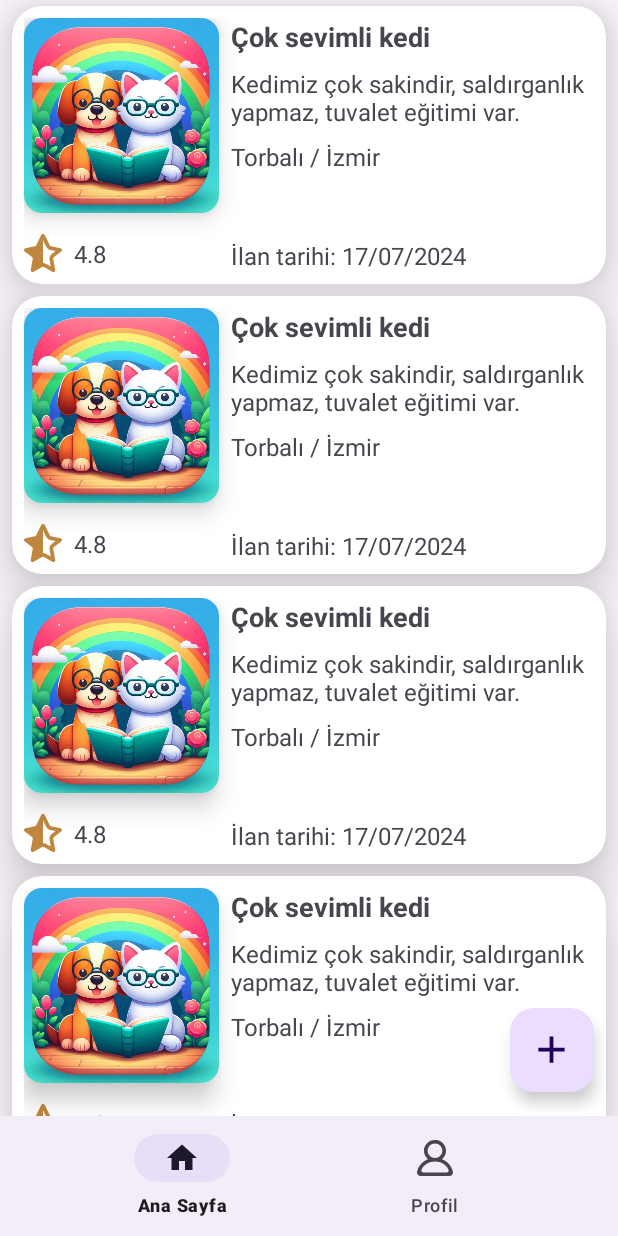
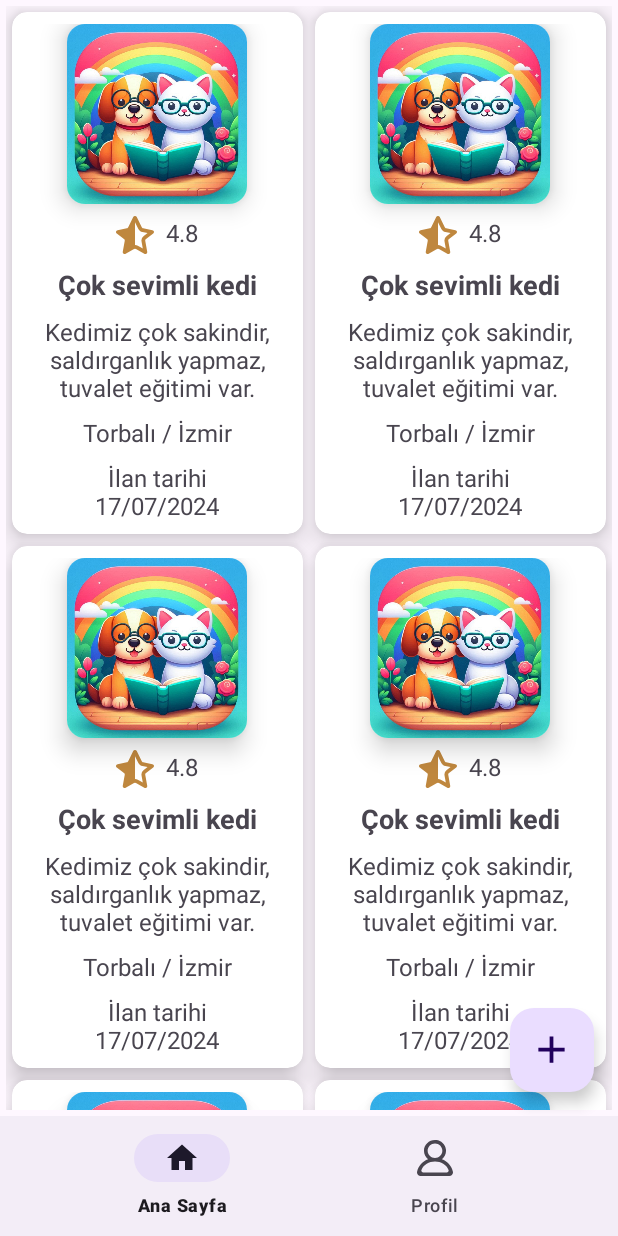
Before and after one commit to izmirsoftware/PetsMatch, an Android app: the screen it shows after launch (MainActivity), on a phone screen of 412 x 824 dp. Run offline under Robolectric (Android 15) with nearby library versions, the phone set to English and light mode, and no system bars; our stand-ins replace Dagger/Hilt's generated code, navigation-ui; pictures from the network do not load.

Commit message:
ana sayfa card görünümü düzenlendi

```diff
--- a/app/src/main/java/com/izmirsoftware/petsmatch/adapter/AdapterPetCard.kt
+++ b/app/src/main/java/com/izmirsoftware/petsmatch/adapter/AdapterPetCard.kt
@@ -63,7 +63,7 @@ class AdapterPetCard : RecyclerView.Adapter<AdapterPetCard.ViewHolder>() {
 
             petCardModel.petPost?.date?.let {
                 textDate.text = buildString {
-                    append("İlan tarihi: ")
+                    append("İlan tarihi\n")
                     append(SimpleDateFormat(
                         "dd/MM/yyyy",
                         Locale.getDefault()
--- a/app/src/main/res/layout/card_pet_item.xml
+++ b/app/src/main/res/layout/card_pet_item.xml
@@ -3,54 +3,80 @@
     xmlns:app="http://schemas.android.com/apk/res-auto"
     xmlns:tools="http://schemas.android.com/tools"
     android:layout_width="match_parent"
-    android:layout_height="185dp"
-    android:layout_marginHorizontal="8dp"
+    android:layout_height="wrap_content"
+    android:layout_marginHorizontal="4dp"
     android:layout_marginVertical="4dp"
-    app:cardCornerRadius="20dp"
-    app:cardElevation="20dp">
+    app:cardCornerRadius="10dp"
+    app:cardElevation="10dp">
 
-    <androidx.constraintlayout.widget.ConstraintLayout
+    <LinearLayout
         android:layout_width="match_parent"
         android:layout_height="match_parent"
+        android:gravity="center_horizontal"
+        android:orientation="vertical"
         android:padding="8dp">
 
         <androidx.cardview.widget.CardView
             android:id="@+id/cardPetPost"
-            android:layout_width="130dp"
-            android:layout_height="130dp"
+            android:layout_width="120dp"
+            android:layout_height="120dp"
             app:cardCornerRadius="12dp"
-            app:cardElevation="10dp"
-            app:layout_constraintStart_toStartOf="parent"
-            app:layout_constraintTop_toTopOf="parent">
+            app:cardElevation="10dp">
 
             <androidx.appcompat.widget.AppCompatImageView
                 android:id="@+id/imagePetProfile"
                 android:layout_width="match_parent"
                 android:layout_height="match_parent"
-                android:src="@drawable/placeholder"
-                app:layout_constraintStart_toStartOf="parent"
-                app:layout_constraintTop_toTopOf="parent" />
+                android:src="@drawable/placeholder" />
         </androidx.cardview.widget.CardView>
+
+        <LinearLayout
+            android:layout_width="wrap_content"
+            android:layout_height="wrap_content"
+            android:layout_marginTop="8dp"
+            android:orientation="horizontal">
+
+            <androidx.appcompat.widget.AppCompatImageView
+                android:id="@+id/imageRating"
+                android:layout_width="25dp"
+                android:layout_height="25dp"
+                android:src="@drawable/rating_star_half"
+                app:layout_constraintBottom_toBottomOf="parent"
+                app:layout_constraintStart_toStartOf="parent" />
+
+            <TextView
+                android:id="@+id/textRating"
+                android:layout_width="wrap_content"
+                android:layout_height="wrap_content"
+                android:layout_marginStart="8dp"
+                android:gravity="center_horizontal"
+                android:textSize="16sp"
+                app:layout_constraintBottom_toBottomOf="@id/imageRating"
+                app:layout_constraintStart_toEndOf="@id/imageRating"
+                app:layout_constraintTop_toTopOf="@id/imageRating"
+                tools:text="4.5" />
+        </LinearLayout>
 
         <TextView
             android:id="@+id/textTitle"
-            android:layout_width="0dp"
+            android:layout_width="wrap_content"
             android:layout_height="wrap_content"
-            android:layout_marginStart="8dp"
+            android:layout_marginTop="8dp"
+            android:gravity="center_horizontal"
             android:maxLines="2"
             android:textSize="18sp"
             android:textStyle="bold"
             app:layout_constraintEnd_toEndOf="parent"
-            app:layout_constraintStart_toEndOf="@id/cardPetPost"
-            app:layout_constraintTop_toTopOf="@id/cardPetPost"
+            app:layout_constraintStart_toStartOf="parent"
+            app:layout_constraintTop_toBottomOf="@id/cardPetPost"
             tools:text="İlan başlığı\n2" />
 
         <TextView
             android:id="@+id/textDescription"
-            android:layout_width="0dp"
+            android:layout_width="wrap_content"
             android:layout_height="wrap_content"
-            android:layout_marginStart="8dp"
             android:layout_marginTop="8dp"
+            android:gravity="center_horizontal"
             android:maxLines="3"
             android:textSize="16sp"
             app:layout_constraintEnd_toEndOf="parent"
@@ -60,10 +86,10 @@
 
         <TextView
             android:id="@+id/textLocation"
-            android:layout_width="0dp"
+            android:layout_width="wrap_content"
             android:layout_height="wrap_content"
-            android:layout_marginStart="8dp"
             android:layout_marginTop="8dp"
+            android:gravity="center_horizontal"
             android:maxLines="1"
             android:textSize="16sp"
             app:layout_constraintEnd_toEndOf="parent"
@@ -71,34 +97,16 @@
             app:layout_constraintTop_toBottomOf="@id/textDescription"
             tools:text="Torbalı / İzmir" />
 
-        <androidx.appcompat.widget.AppCompatImageView
-            android:id="@+id/imageRating"
-            android:layout_width="25dp"
-            android:layout_height="25dp"
-            android:src="@drawable/rating_star_half"
-            app:layout_constraintBottom_toBottomOf="parent"
-            app:layout_constraintStart_toStartOf="parent" />
-
         <TextView
-            android:id="@+id/textRating"
+            android:id="@+id/textDate"
             android:layout_width="wrap_content"
             android:layout_height="wrap_content"
-            android:layout_marginStart="8dp"
+            android:layout_marginTop="8dp"
+            android:gravity="center_horizontal"
             android:textSize="16sp"
-            app:layout_constraintBottom_toBottomOf="@id/imageRating"
-            app:layout_constraintStart_toEndOf="@id/imageRating"
-            app:layout_constraintTop_toTopOf="@id/imageRating"
-            tools:text="4.5" />
-
-        <TextView
-            android:id="@+id/textDate"
-            android:layout_width="0dp"
-            android:layout_height="wrap_content"
-            android:layout_marginStart="8dp"
-            android:textSize="16sp"
-            app:layout_constraintStart_toEndOf="@id/cardPetPost"
             app:layout_constraintBottom_toBottomOf="parent"
             app:layout_constraintEnd_toEndOf="parent"
-            tools:text="İlan tarihi: 01/01/2024" />
-    </androidx.constraintlayout.widget.ConstraintLayout>
+            app:layout_constraintStart_toEndOf="@id/cardPetPost"
+            tools:text="İlan tarihi\n01/01/2024" />
+    </LinearLayout>
 </androidx.cardview.widget.CardView>
--- a/app/src/main/res/layout/fragment_home.xml
+++ b/app/src/main/res/layout/fragment_home.xml
@@ -7,11 +7,13 @@
     tools:context=".view.home.HomeFragment">
 
     <androidx.recyclerview.widget.RecyclerView
+        android:padding="4dp"
         android:id="@+id/rvHome"
         android:layout_width="0dp"
         android:layout_height="0dp"
         android:orientation="vertical"
-        app:layoutManager="androidx.recyclerview.widget.LinearLayoutManager"
+        app:layoutManager="androidx.recyclerview.widget.GridLayoutManager"
+        app:spanCount="2"
         app:layout_constraintBottom_toBottomOf="parent"
         app:layout_constraintEnd_toEndOf="parent"
         app:layout_constraintStart_toStartOf="parent"
```
